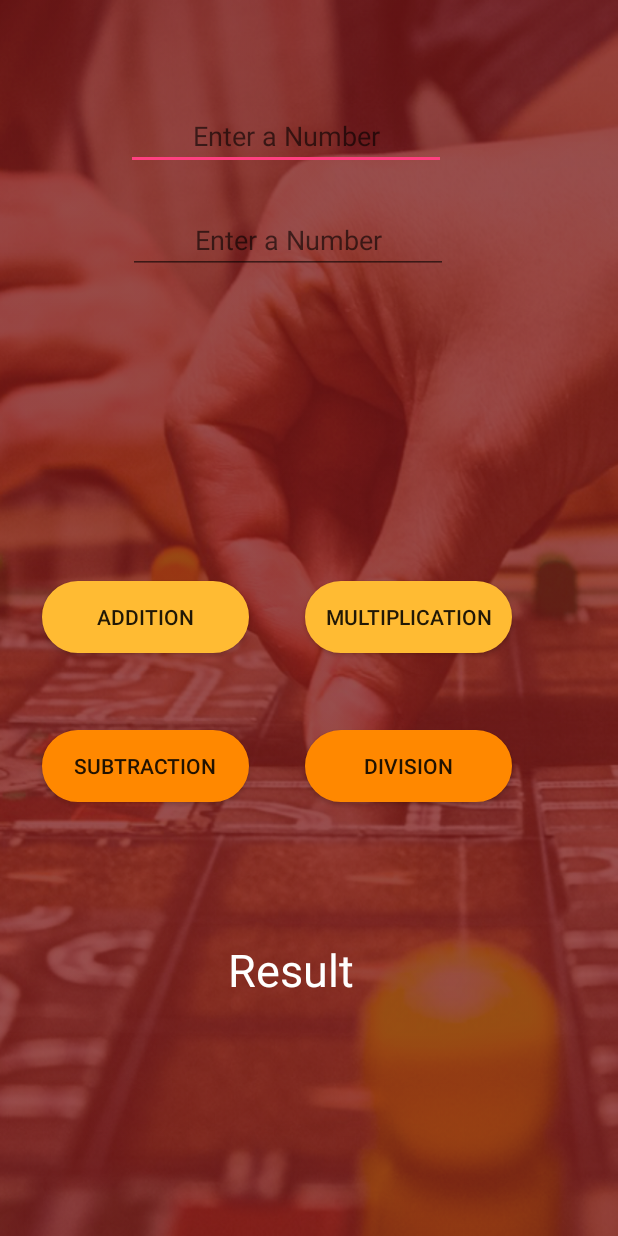
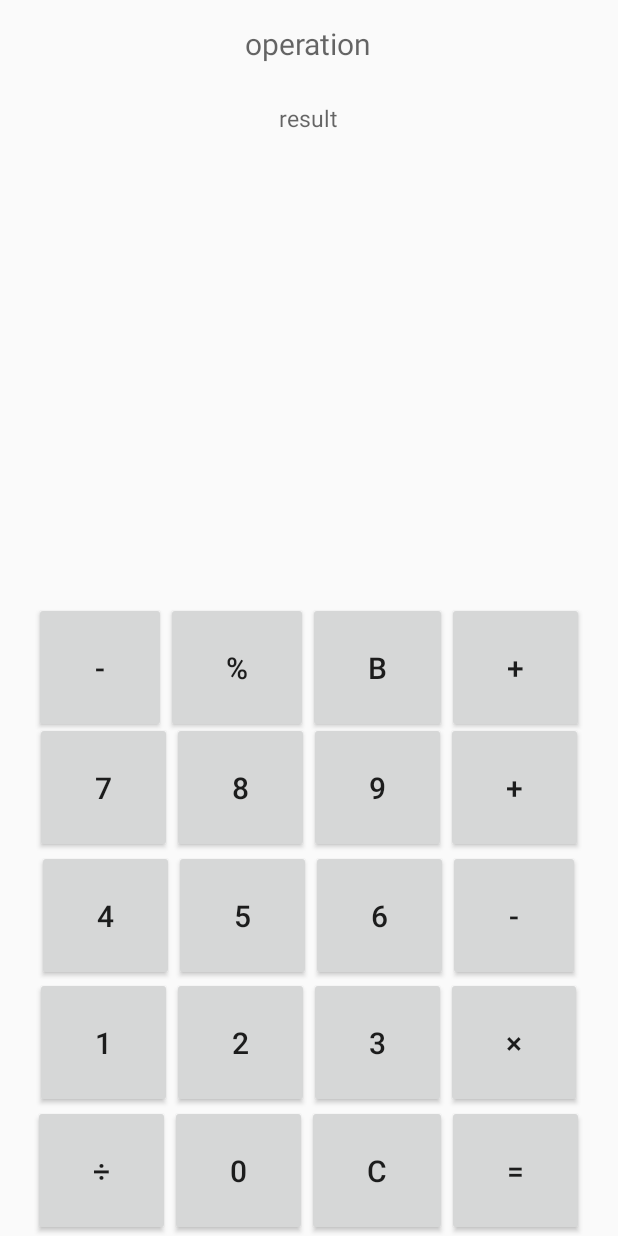
Before and after one commit to JainStuti25/SimpleCalculator, an Android app: the layout activity_main.xml on its own in the app's theme, with its tools: preview values and no code run, on a phone screen of 412 x 824 dp. Run offline under Robolectric (Android 15) with nearby library versions, the phone set to English and light mode, and no system bars.

Commit message:
Update activity_main.xml

```diff
--- a/app/src/main/res/layout/activity_main.xml
+++ b/app/src/main/res/layout/activity_main.xml
@@ -1,107 +1,295 @@
 <?xml version="1.0" encoding="utf-8"?>
-<android.support.constraint.ConstraintLayout xmlns:android="http://schemas.android.com/apk/res/android"
+<FrameLayout
+    xmlns:android="http://schemas.android.com/apk/res/android"
     xmlns:app="http://schemas.android.com/apk/res-auto"
     xmlns:tools="http://schemas.android.com/tools"
     android:layout_width="match_parent"
     android:layout_height="match_parent"
-    android:background="@drawable/bg"
     tools:context=".MainActivity">
+    <LinearLayout
+        android:layout_width="wrap_content"
+        android:layout_height="match_parent"
+        android:orientation="vertical"
+        android:layout_gravity="center">
+    <TextView
+        android:id="@+id/tvdisplay"
+        android:layout_marginTop="15dp"
+        android:layout_width="match_parent"
+        android:layout_height="wrap_content"
+        android:gravity="center"
+        android:hint="operation"
+        android:textSize="20dp"
+        />
+    <TextView
+        android:id="@+id/tvresult"
+        android:layout_marginTop="25dp"
+        android:layout_width="match_parent"
+        android:layout_height="wrap_content"
+        android:hint="result"
+        android:gravity="center"
+        android:textSize="15dp"
+        />
+    </LinearLayout>
+    <LinearLayout
+        android:gravity="center"
+        android:layout_gravity="bottom"
+        android:orientation="horizontal"
+        android:layout_marginBottom="335dp"
+        android:layout_width="match_parent"
+        android:layout_height="wrap_content"
+        >
 
-    <EditText
-        android:id="@+id/etVar1"
+        <Button
+            android:id="@+id/madd"
             android:layout_width="wrap_content"
             android:layout_height="wrap_content"
-        android:layout_marginStart="84dp"
-        android:layout_marginTop="68dp"
-        android:cursorVisible="?android:attr/windowOverscan"
-        android:ems="10"
-        android:hint="Enter a Number"
-        android:inputType="number"
-        android:textAlignment="center"
-        android:textColor="@android:color/background_light"
-        android:textColorLink="?attr/colorBackgroundFloating"
-        app:layout_constraintStart_toStartOf="parent"
-        app:layout_constraintTop_toTopOf="parent" />
-
-    <EditText
-        android:id="@+id/etVar2"
+            android:paddingBottom="30dp"
+            android:paddingLeft="40dp"
+            android:paddingRight="40dp"
+            android:paddingTop="30dp"
+            android:text="-"
+            android:textSize="20sp" />
+        <Button
+            android:id="@+id/btnper"
+            android:paddingBottom="30dp"
+            android:paddingTop="30dp"
+            android:paddingLeft="40dp"
+            android:paddingRight="40dp"
             android:layout_width="wrap_content"
             android:layout_height="wrap_content"
-        android:layout_marginStart="1dp"
-        android:layout_marginTop="24dp"
-        android:cursorVisible="?android:attr/windowOverscan"
-        android:ems="10"
-        android:hint="Enter a Number"
-        android:inputType="number"
-        android:textAlignment="center"
-        android:textColor="@android:color/background_light"
-        android:textColorLink="?attr/colorBackgroundFloating"
-        android:textSize="18sp"
-        app:layout_constraintStart_toStartOf="@+id/etVar1"
-        app:layout_constraintTop_toBottomOf="@+id/etVar1" />
+            android:text="%"
+            android:textSize="20sp"/>
 
         <Button
-        android:id="@+id/btnAdd"
-        android:layout_width="138dp"
+            android:id="@+id/btnback"
+            android:layout_width="wrap_content"
             android:layout_height="wrap_content"
-        android:layout_marginStart="28dp"
-        android:background="@drawable/shape"
-        android:text="Addition"
-        android:textColorLink="@android:color/holo_orange_light"
-        app:layout_constraintBottom_toBottomOf="parent"
-        app:layout_constraintStart_toStartOf="parent"
-        app:layout_constraintTop_toTopOf="parent"
-        app:layout_constraintVertical_bias="0.499" />
+            android:paddingBottom="30dp"
+            android:paddingLeft="40dp"
+            android:paddingRight="40dp"
+            android:paddingTop="30dp"
+            android:text="b"
+            android:textSize="20sp" />
 
         <Button
-        android:id="@+id/btnSub"
-        android:layout_width="138dp"
+            android:id="@+id/msub"
+            android:layout_width="wrap_content"
             android:layout_height="wrap_content"
-        android:background="@drawable/shape2"
-        android:text="Subtraction"
-        android:textColorLink="@android:color/holo_orange_dark"
-        app:layout_constraintBaseline_toBaselineOf="@+id/btnDiv"
-        app:layout_constraintStart_toStartOf="@+id/btnAdd" />
+            android:paddingBottom="30dp"
+            android:paddingLeft="40dp"
+            android:paddingRight="40dp"
+            android:paddingTop="30dp"
+            android:text="+"
+            android:textSize="20sp" />
+
+    </LinearLayout>
+
+
+    <LinearLayout
+        android:layout_width="match_parent"
+        android:layout_height="wrap_content"
+        android:layout_gravity="bottom"
+        android:layout_marginBottom="255dp"
+        android:gravity="center">
 
         <Button
-        android:id="@+id/btnMul"
-        android:layout_width="138dp"
+            android:id="@+id/btn7"
+            android:layout_width="wrap_content"
             android:layout_height="wrap_content"
-        android:layout_marginStart="37dp"
-        android:background="@drawable/shape"
-        android:text="Multiplication"
-        android:textColorLink="@android:color/holo_orange_light"
-        app:layout_constraintBaseline_toBaselineOf="@+id/btnAdd"
-        app:layout_constraintStart_toEndOf="@+id/btnAdd" />
+            android:paddingBottom="30dp"
+            android:paddingLeft="40dp"
+            android:paddingRight="40dp"
+            android:paddingTop="30dp"
+            android:text="7"
+            android:textSize="20sp" />
 
         <Button
-        android:id="@+id/btnDiv"
-        android:layout_width="138dp"
+            android:id="@+id/btn8"
+            android:layout_width="wrap_content"
             android:layout_height="wrap_content"
-        android:layout_marginStart="37dp"
-        android:layout_marginTop="51dp"
-        android:background="@drawable/shape2"
-        android:text="Division"
-        android:textColorLink="@android:color/holo_orange_dark"
-        app:layout_constraintStart_toEndOf="@+id/btnSub"
-        app:layout_constraintTop_toBottomOf="@+id/btnMul" />
+            android:paddingBottom="30dp"
+            android:paddingLeft="40dp"
+            android:paddingRight="40dp"
+            android:paddingTop="30dp"
+            android:text="8"
+            android:textSize="20sp" />
 
-    <TextView
-        android:id="@+id/Result"
-        android:layout_width="159dp"
-        android:layout_height="55dp"
-        android:layout_marginBottom="8dp"
-        android:layout_marginEnd="8dp"
-        android:layout_marginStart="8dp"
-        android:layout_marginTop="56dp"
-        android:text="Result"
-        android:textAlignment="center"
-        android:textColor="@android:color/background_light"
-        android:textSize="30sp"
-        app:layout_constraintBottom_toBottomOf="parent"
-        app:layout_constraintEnd_toEndOf="parent"
-        app:layout_constraintHorizontal_bias="0.452"
-        app:layout_constraintStart_toStartOf="parent"
-        app:layout_constraintTop_toBottomOf="@+id/btnSub"
-        app:layout_constraintVertical_bias="0.208" />
-</android.support.constraint.ConstraintLayout>
+        <Button
+            android:id="@+id/btn9"
+            android:layout_width="wrap_content"
+            android:layout_height="wrap_content"
+            android:paddingBottom="30dp"
+            android:paddingLeft="40dp"
+            android:paddingRight="40dp"
+            android:paddingTop="30dp"
+            android:text="9"
+            android:textSize="20sp" />
+
+        <Button
+            android:id="@+id/btnadd"
+            android:layout_width="wrap_content"
+            android:layout_height="wrap_content"
+            android:paddingBottom="30dp"
+            android:paddingLeft="40dp"
+            android:paddingRight="40dp"
+            android:paddingTop="30dp"
+            android:text="+"
+            android:textSize="20sp" />
+
+
+    </LinearLayout>
+
+    <LinearLayout
+        android:layout_gravity="bottom"
+        android:layout_marginBottom="170dp"
+        android:gravity="center"
+        android:orientation="horizontal"
+        android:layout_width="match_parent"
+        android:layout_height="wrap_content">
+
+        <Button
+            android:id="@+id/btn4"
+            android:paddingBottom="30dp"
+            android:paddingTop="30dp"
+            android:paddingLeft="40dp"
+            android:paddingRight="40dp"
+            android:layout_width="wrap_content"
+            android:layout_height="wrap_content"
+            android:text="4"
+            android:textSize="20sp"/>
+        <Button
+            android:id="@+id/btn5"
+            android:paddingBottom="30dp"
+            android:paddingTop="30dp"
+            android:paddingLeft="40dp"
+            android:paddingRight="40dp"
+            android:layout_width="wrap_content"
+            android:layout_height="wrap_content"
+            android:text="5"
+            android:textSize="20sp"/>
+        <Button
+            android:id="@+id/btn6"
+            android:paddingBottom="30dp"
+            android:paddingTop="30dp"
+            android:paddingLeft="40dp"
+            android:paddingRight="40dp"
+            android:layout_width="wrap_content"
+            android:layout_height="wrap_content"
+            android:text="6"
+            android:textSize="20sp"/>
+        <Button
+            android:id="@+id/btnsub"
+            android:paddingBottom="30dp"
+            android:paddingTop="30dp"
+            android:paddingLeft="40dp"
+            android:paddingRight="40dp"
+            android:layout_width="wrap_content"
+            android:layout_height="wrap_content"
+            android:text="-"
+            android:textSize="20sp"/>
+
+
+    </LinearLayout>
+    <LinearLayout
+        android:gravity="center"
+        android:layout_gravity="bottom"
+        android:layout_marginBottom="85dp"
+        android:orientation="horizontal"
+        android:layout_width="match_parent"
+        android:layout_height="wrap_content">
+
+        <Button
+            android:id="@+id/btn1"
+            android:paddingBottom="30dp"
+            android:paddingTop="30dp"
+            android:paddingLeft="40dp"
+            android:paddingRight="40dp"
+            android:layout_width="wrap_content"
+            android:layout_height="wrap_content"
+            android:text="1"
+            android:textSize="20sp"/>
+        <Button
+            android:id="@+id/btn2"
+            android:paddingBottom="30dp"
+            android:paddingTop="30dp"
+            android:paddingLeft="40dp"
+            android:paddingRight="40dp"
+            android:layout_width="wrap_content"
+            android:layout_height="wrap_content"
+            android:text="2"
+            android:textSize="20sp"/>
+        <Button
+            android:id="@+id/btn3"
+            android:paddingBottom="30dp"
+            android:paddingTop="30dp"
+            android:paddingLeft="40dp"
+            android:paddingRight="40dp"
+            android:layout_width="wrap_content"
+            android:layout_height="wrap_content"
+            android:text="3"
+            android:textSize="20sp"/>
+        <Button
+            android:id="@+id/btnmul"
+            android:paddingBottom="30dp"
+            android:paddingTop="30dp"
+            android:paddingLeft="40dp"
+            android:paddingRight="40dp"
+            android:layout_width="wrap_content"
+            android:layout_height="wrap_content"
+            android:text="\u00D7"
+            android:textSize="20sp"/>
+
+    </LinearLayout>
+
+    <LinearLayout
+        android:gravity="center"
+        android:layout_gravity="bottom"
+        android:orientation="horizontal"
+        android:layout_width="match_parent"
+        android:layout_height="wrap_content">
+
+        <Button
+            android:id="@+id/btndiv"
+            android:paddingBottom="30dp"
+            android:paddingTop="30dp"
+            android:paddingLeft="40dp"
+            android:paddingRight="40dp"
+            android:layout_width="wrap_content"
+            android:layout_height="wrap_content"
+            android:text="\u00F7"
+            android:textSize="20sp"/>
+        <Button
+            android:id="@+id/btn0"
+            android:paddingBottom="30dp"
+            android:paddingTop="30dp"
+            android:paddingLeft="40dp"
+            android:paddingRight="40dp"
+            android:layout_width="wrap_content"
+            android:layout_height="wrap_content"
+            android:text="0"
+            android:textSize="20sp"/>
+        <Button
+            android:id="@+id/btnclear"
+            android:paddingBottom="30dp"
+            android:paddingTop="30dp"
+            android:paddingLeft="40dp"
+            android:paddingRight="40dp"
+            android:layout_width="wrap_content"
+            android:layout_height="wrap_content"
+            android:text="C"
+            android:textSize="20sp"/>
+        <Button
+            android:id="@+id/btneq"
+            android:paddingBottom="30dp"
+            android:paddingTop="30dp"
+            android:paddingLeft="40dp"
+            android:paddingRight="40dp"
+            android:layout_width="wrap_content"
+            android:layout_height="wrap_content"
+            android:text="="
+            android:textSize="20sp"/>
+
+    </LinearLayout>
+
+
+</FrameLayout>
```
Lines whose indentation alone changed are shown as unchanged.
